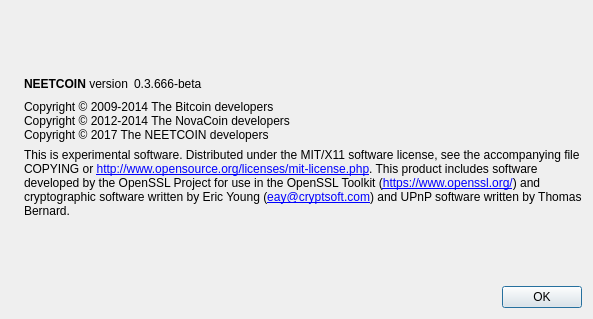
NEETCOINTeam/NEETCOIN, file src/qt/forms/aboutdialog.ui: the form before one commit.
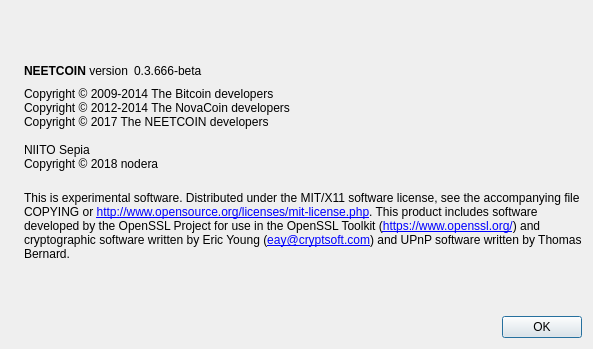
The form after the commit. Icons and pictures are not drawn.

Commit message: QT: Add NIITO Sepia to overview

```diff
--- a/src/qt/forms/aboutdialog.ui
+++ b/src/qt/forms/aboutdialog.ui
@@ -7,7 +7,7 @@
     <x>0</x>
     <y>0</y>
     <width>593</width>
-    <height>319</height>
+    <height>349</height>
    </rect>
   </property>
   <property name="windowTitle">
@@ -93,7 +93,11 @@
        <property name="text">
         <string>Copyright © 2009-2014 The Bitcoin developers
 Copyright © 2012-2014 The NovaCoin developers
-Copyright © 2017 The NEETCOIN developers</string>
+Copyright © 2017 The NEETCOIN developers
+
+NIITO Sepia
+Copyright © 2018 nodera
+</string>
        </property>
        <property name="textInteractionFlags">
         <set>Qt::LinksAccessibleByMouse|Qt::TextSelectableByKeyboard|Qt::TextSelectableByMouse</set>
```
The commit also changes 8 other files.
